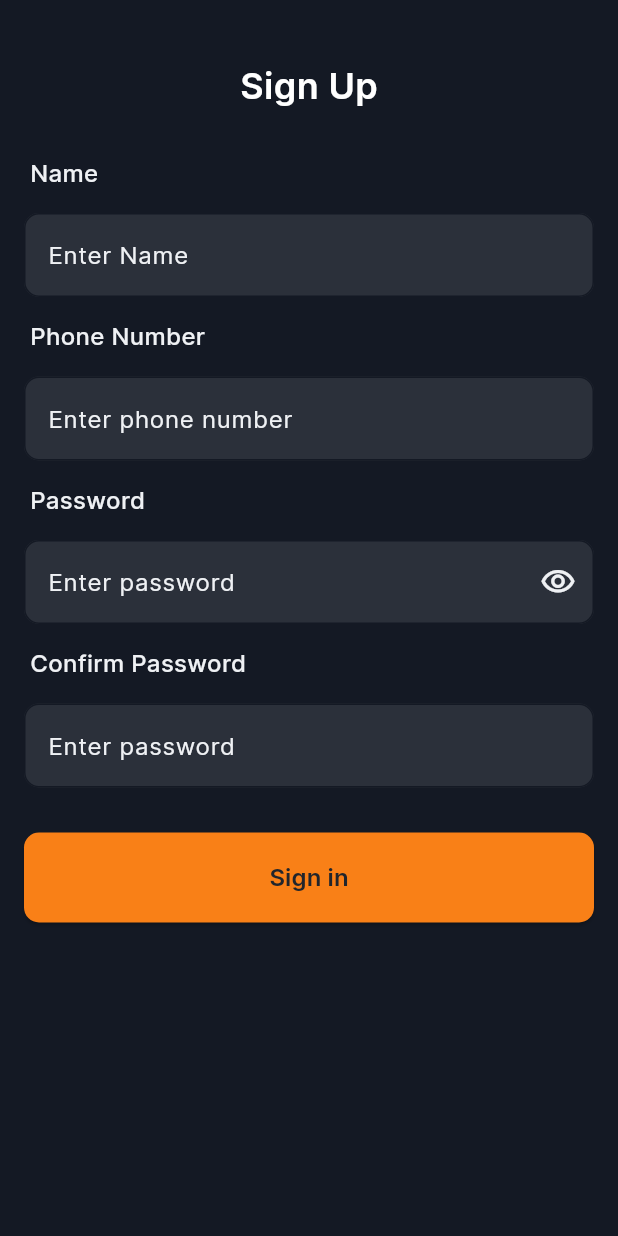
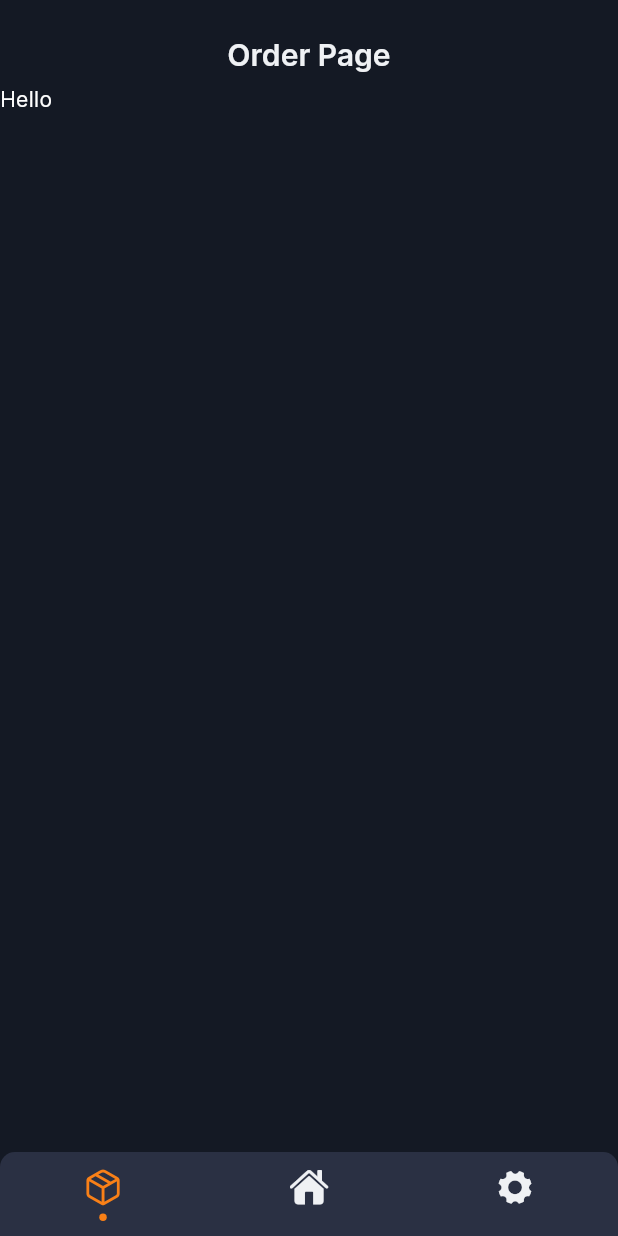
Before and after one commit to Afnan011/parcel_guru, a Flutter app: the screen it shows after launch, on a phone screen of 412 x 824 dp. Run offline on Flutter 3.47's test engine with Material 3 defaults, Android fonts, the light colour scheme and no system bars; drawn by our look-alikes of persistent_bottom_nav_bar; our stand-ins replace animate_do, flutter_onboarding_slider, flutter_otp_text_field, font_awesome_flutter.

Commit message:
bottom_navigation added

```diff
--- a/lib/main.dart
+++ b/lib/main.dart
@@ -1,5 +1,8 @@
 import 'package:flutter/material.dart';
+import 'package:parcel_guru/screens/home_Screen/homeScreen.dart';
+import 'package:parcel_guru/screens/otp_Verification/otpPage.dart';
 import 'package:parcel_guru/screens/signup/signup.dart';
+import 'package:parcel_guru/screens/skeleton_Bottom_Navigation/bottom_navigation.dart';
 
 void main() {
   runApp(const MyApp());
@@ -19,7 +22,7 @@ class MyApp extends StatelessWidget {
         useMaterial3: true,
         fontFamily: 'Inter'
       ),
-      home: const MySignUpPage(),
+      home:  bottomNavigation(),
     );
   }
 }
--- /dev/null
+++ b/lib/screens/orders_Screen/ordersPage.dart
@@ -0,0 +1,38 @@
+import 'package:flutter/material.dart';
+
+
+class OrdersPage extends StatefulWidget {
+  const OrdersPage({super.key});
+
+  @override
+  State<OrdersPage> createState() => _OrdersPageState();
+}
+
+class _OrdersPageState extends State<OrdersPage> {
+  @override
+  Widget build(BuildContext context) {
+    return Scaffold(
+      appBar: AppBar(
+        title: Center(
+          child: Padding(
+            padding: const EdgeInsets.only(top: 17.0),
+            child: Text(
+              "Order Page",
+              style: TextStyle(
+                fontFamily: "Inter",
+                fontSize: 20,
+                fontWeight: FontWeight.w600,
+                color: Color(0xFFEFF1F4),
+              ),
+            ),
+          ),
+        ),
+        backgroundColor: Color(0xff141924),
+      ),
+      backgroundColor: Color(0xff141924),
+      body: Text("Hello",style: TextStyle(
+          color: Colors.white
+      ),),
+    );
+  }
+}
--- /dev/null
+++ b/lib/screens/skeleton_Bottom_Navigation/bottom_navigation.dart
@@ -0,0 +1,79 @@
+import 'package:flutter/cupertino.dart';
+import 'package:flutter/material.dart';
+import 'package:parcel_guru/screens/home_Screen/homeScreen.dart';
+import 'package:parcel_guru/screens/orders_Screen/ordersPage.dart';
+import 'package:parcel_guru/screens/settings_Page/settingsPage.dart';
+import 'package:persistent_bottom_nav_bar/persistent_tab_view.dart';
+import 'package:font_awesome_flutter/font_awesome_flutter.dart';
+
+class bottomNavigation extends StatelessWidget {
+   bottomNavigation({super.key});
+
+  List<Widget> _buildScreens() {
+    return [
+      OrdersPage(),
+      HomeScreen(),
+      SettingsPage()
+
+    ];
+  }
+
+  List<PersistentBottomNavBarItem> _navBarsItems() {
+    return [
+      PersistentBottomNavBarItem(
+        icon: Icon(CupertinoIcons.cube_box),
+        title: ("Orders"),
+        activeColorPrimary: Color(0xfff98017),
+        inactiveColorPrimary: Color(0xFFEFF1F4),
+      ),
+      PersistentBottomNavBarItem(
+        icon: Icon(CupertinoIcons.house_fill),
+        title: ("Home"),
+        activeColorPrimary: Color(0xfff98017),
+        inactiveColorPrimary:Color(0xFFEFF1F4),
+
+      ),
+      PersistentBottomNavBarItem(
+        icon: Icon(CupertinoIcons.gear_alt_fill,color: Color(0xFFEFF1F4),),
+        title: ("Settings"),
+        activeColorPrimary: Color(0xfff98017),
+        inactiveColorPrimary:Color(0xFFEFF1F4),
+      ),
+    ];
+  }
+
+   PersistentTabController _controller = PersistentTabController(initialIndex: 0);
+
+  @override
+  Widget build(BuildContext context) {
+    return  PersistentTabView(
+      context,
+      controller: _controller,
+      screens: _buildScreens(),
+      items: _navBarsItems(),
+      confineInSafeArea: true,
+      backgroundColor: Color(0xff2a3043), // Default is Colors.white.
+      handleAndroidBackButtonPress: true, // Default is true.
+      resizeToAvoidBottomInset: true, // This needs to be true if you want to move up the screen when keyboard appears. Default is true.
+      stateManagement: true, // Default is true.
+      hideNavigationBarWhenKeyboardShows: true, // Recommended to set 'resizeToAvoidBottomInset' as true while using this argument. Default is true.
+      decoration: NavBarDecoration(
+        borderRadius: BorderRadius.circular(10.0),
+        colorBehindNavBar: Color(0xff2a3043),
+      ),
+      popAllScreensOnTapOfSelectedTab: true,
+      popActionScreens: PopActionScreensType.all,
+      itemAnimationProperties: ItemAnimationProperties( // Navigation Bar's items animation properties.
+        duration: Duration(milliseconds: 200),
+        curve: Curves.ease,
+
+      ),
+      screenTransitionAnimation: ScreenTransitionAnimation( // Screen transition animation on change of selected tab.
+        animateTabTransition: true,
+        curve: Curves.ease,
+        duration: Duration(milliseconds: 200),
+      ),
+      navBarStyle: NavBarStyle.style13, // Choose the nav bar style with this property.
+    );
+  }
+}
--- a/pubspec.yaml
+++ b/pubspec.yaml
@@ -48,6 +48,9 @@ dev_dependencies:
   flutter_lints: ^2.0.0
   animate_do: ^3.1.2
   flutter_onboarding_slider:
+  flutter_otp_text_field: ^1.1.0+2
+  persistent_bottom_nav_bar: any
+  font_awesome_flutter: ^10.6.0
 
 # For information on the generic Dart part of this file, see the
 # following page: https://dart.dev/tools/pub/pubspec
```
Also changed, not shown: lib/screens/home_Screen/homeScreen.dart (added, +38 -0 lines), lib/screens/otp_Verification/otpPage.dart (added, +160 -0 lines), lib/screens/settings_Page/settingsPage.dart (added, +38 -0 lines), pubspec.lock.
